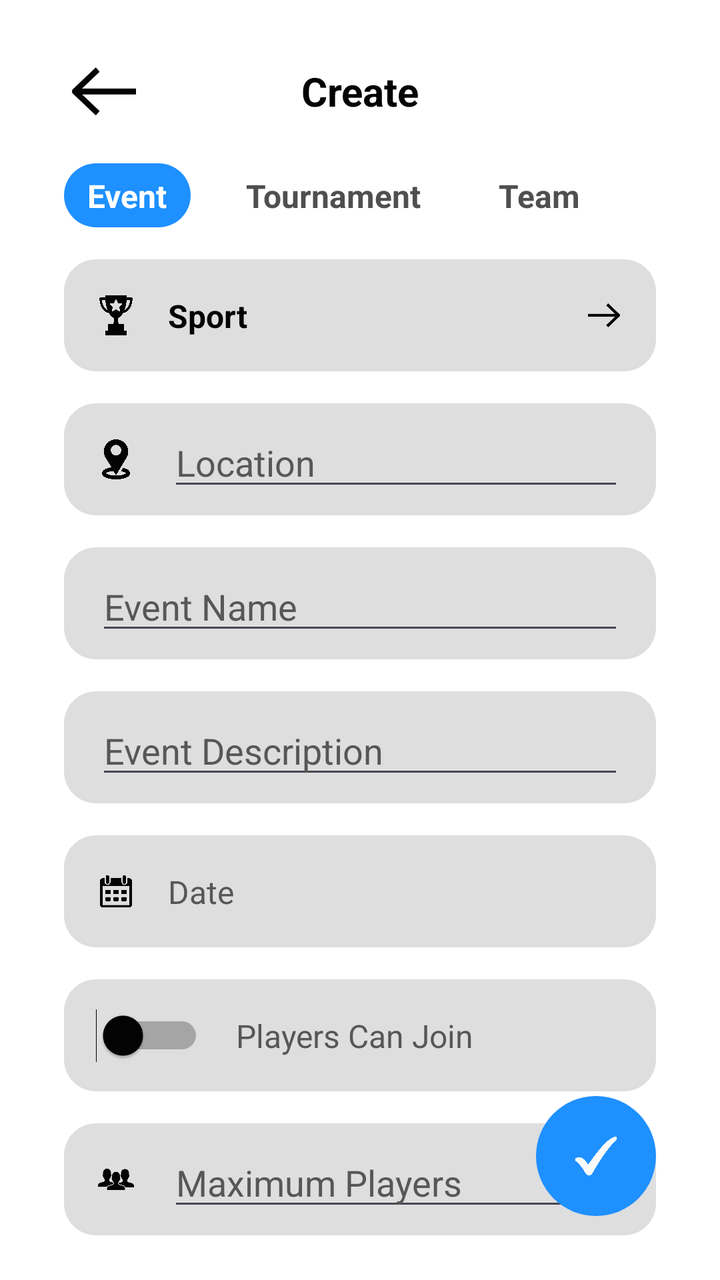
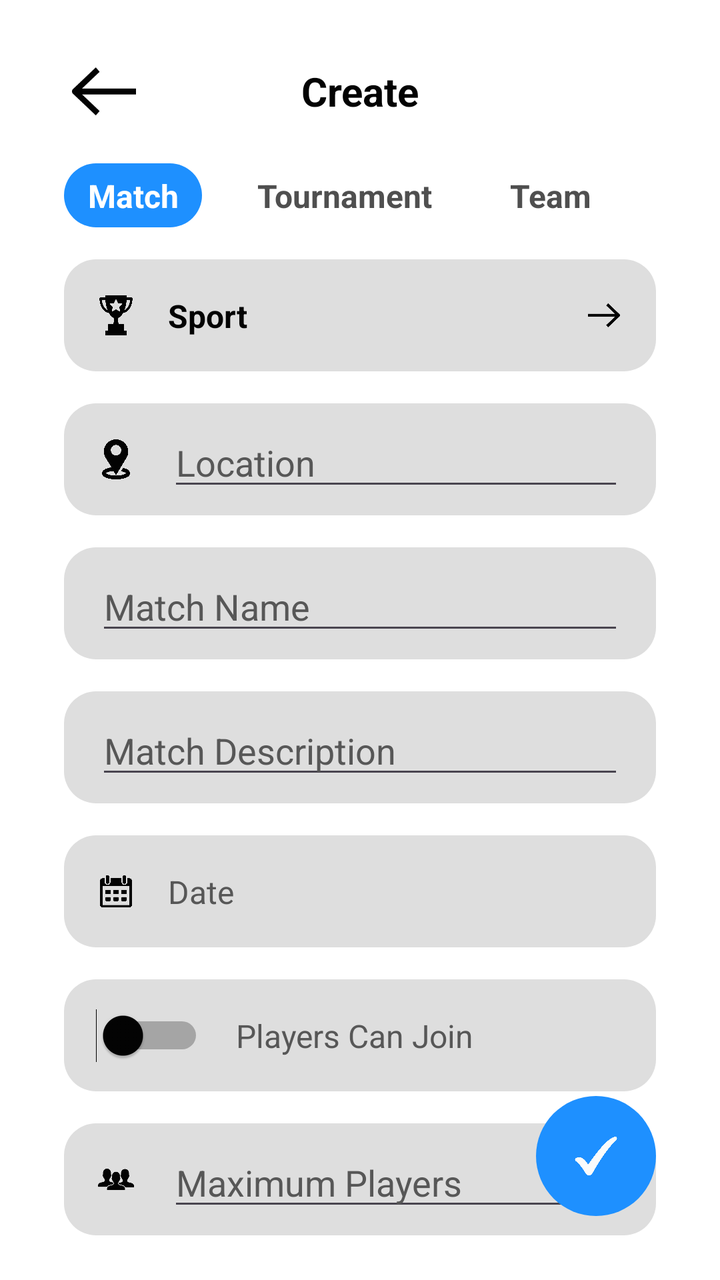

Screens rendered from an Android XML layout before and after an edit, with the pre-edit source and the edit as a unified diff.
<!-- AndroidManifest.xml: application theme Theme.TFG -->
<!-- res/layout/activity_create.xml -->
<?xml version="1.0" encoding="utf-8"?>
<androidx.constraintlayout.widget.ConstraintLayout xmlns:android="http://schemas.android.com/apk/res/android"
    xmlns:app="http://schemas.android.com/apk/res-auto"
    xmlns:tools="http://schemas.android.com/tools"
    android:id="@+id/main"
    android:layout_width="match_parent"
    android:layout_height="match_parent"
    android:background="?attr/colorPrimary"
    tools:context=".CreateActivity">

    <LinearLayout
        android:id="@+id/tournamentsTV"
        android:layout_width="wrap_content"
        android:layout_height="32dp"
        android:layout_marginStart="16dp"
        android:background="@drawable/rounded_button_black_nostroke"
        android:gravity="center"
        android:orientation="horizontal"
        android:padding="12dp"
        app:layout_constraintBottom_toBottomOf="@+id/eventTV"
        app:layout_constraintStart_toEndOf="@+id/eventTV"
        app:layout_constraintTop_toTopOf="@+id/eventTV">

        <TextView
            android:id="@+id/tournamentsTxt"
            android:layout_width="wrap_content"
            android:layout_height="wrap_content"
            android:text="Tournament"
            android:textColor="#FFFFFF"
            android:textSize="16sp"
            android:visibility="invisible" />
    </LinearLayout>

    <LinearLayout
        android:id="@+id/teamTV"
        android:layout_width="wrap_content"
        android:layout_height="32dp"
        android:layout_marginStart="16dp"
        android:background="@drawable/rounded_button_black_nostroke"
        android:gravity="center"
        android:orientation="horizontal"
        android:padding="12dp"
        app:layout_constraintBottom_toBottomOf="@+id/eventTV"
        app:layout_constraintStart_toEndOf="@+id/tournamentsTV"
        app:layout_constraintTop_toTopOf="@+id/eventTV">

        <TextView
            android:id="@+id/teamTxt"
            android:layout_width="wrap_content"
            android:layout_height="wrap_content"
            android:text="Team"
            android:textColor="#FFFFFF"
            android:textSize="16sp"
            android:visibility="invisible" />
    </LinearLayout>

    <LinearLayout
        android:id="@+id/eventTV"
        android:layout_width="wrap_content"
        android:layout_height="32dp"
        android:layout_marginStart="32dp"
        android:layout_marginTop="16dp"
        android:background="@drawable/rounded_button"
        android:gravity="center"
        android:orientation="horizontal"
        android:padding="12dp"
        app:layout_constraintStart_toStartOf="parent"
        app:layout_constraintTop_toBottomOf="@+id/arrow1">

        <TextView
            android:id="@+id/eventTxt"
            android:layout_width="wrap_content"
            android:layout_height="wrap_content"
            android:text="Event"
            android:textColor="#FFFFFF"
            android:textSize="16sp"
            android:visibility="invisible" />
    </LinearLayout>

    <TextView
        android:id="@+id/homeText"
        android:layout_width="wrap_content"
        android:layout_height="wrap_content"
        android:layout_marginTop="32dp"
        android:text="Create"
        android:textColor="?attr/colorContrast"
        android:textSize="20sp"
        android:textStyle="bold"
        app:layout_constraintEnd_toEndOf="parent"
        app:layout_constraintStart_toStartOf="parent"
        app:layout_constraintTop_toTopOf="parent" />

    <LinearLayout
        android:id="@+id/sportButton"
        android:layout_width="0dp"
        android:layout_height="56dp"
        android:layout_marginStart="32dp"
        android:layout_marginTop="16dp"
        android:layout_marginEnd="32dp"
        android:background="@drawable/rounded_button_grey"
        android:gravity="center"
        android:orientation="horizontal"
        android:padding="12dp"
        app:layout_constraintEnd_toEndOf="parent"
        app:layout_constraintStart_toStartOf="parent"
        app:layout_constraintTop_toBottomOf="@+id/eventTV">

    </LinearLayout>

    <ImageView
        android:id="@+id/sportIcon"
        android:layout_width="20dp"
        android:layout_height="20dp"
        android:layout_marginStart="16dp"
        android:tint="?attr/colorContrast"
        app:layout_constraintBottom_toBottomOf="@+id/sportButton"
        app:layout_constraintStart_toStartOf="@+id/sportButton"
        app:layout_constraintTop_toTopOf="@+id/sportButton"
        app:srcCompat="@drawable/trophyicon" />

    <TextView
        android:id="@+id/sportText"
        android:layout_width="0dp"
        android:layout_height="wrap_content"
        android:layout_marginStart="16dp"
        android:layout_marginEnd="16dp"
        android:text="Sport"
        android:textColor="?attr/colorContrast"
        android:textSize="16sp"
        android:textStyle="bold"
        app:layout_constraintBottom_toBottomOf="@+id/sportIcon"
        app:layout_constraintEnd_toStartOf="@+id/arrow2"
        app:layout_constraintStart_toEndOf="@+id/sportIcon"
        app:layout_constraintTop_toTopOf="@+id/sportIcon" />

    <ImageView
        android:id="@+id/arrow2"
        android:layout_width="20dp"
        android:layout_height="20dp"
        android:layout_marginEnd="16dp"
        android:tint="?attr/colorContrast"
        app:layout_constraintBottom_toBottomOf="@+id/sportButton"
        app:layout_constraintEnd_toEndOf="@+id/sportButton"
        app:layout_constraintTop_toTopOf="@+id/sportButton"
        app:srcCompat="@drawable/arrow" />

    <androidx.constraintlayout.widget.ConstraintLayout
        android:id="@+id/teamCL"
        android:layout_width="0dp"
        android:layout_height="0dp"
        android:layout_marginTop="16dp"
        android:visibility="gone"
        app:layout_constraintBottom_toBottomOf="parent"
        app:layout_constraintEnd_toEndOf="parent"
        app:layout_constraintStart_toStartOf="parent"
        app:layout_constraintTop_toBottomOf="@+id/sportButton">

        <LinearLayout
            android:id="@+id/nameButton"
            android:layout_width="0dp"
            android:layout_height="56dp"
            android:layout_marginStart="32dp"
            android:layout_marginEnd="32dp"
            android:background="@drawable/rounded_button_grey"
            android:gravity="center"
            android:orientation="horizontal"
            android:padding="12dp"
            app:layout_constraintEnd_toEndOf="parent"
            app:layout_constraintStart_toStartOf="parent"
            app:layout_constraintTop_toTopOf="parent">

        </LinearLayout>

        <LinearLayout
            android:id="@+id/maxPlayersButton2"
            android:layout_width="0dp"
            android:layout_height="56dp"
            android:layout_marginStart="32dp"
            android:layout_marginTop="16dp"
            android:layout_marginEnd="32dp"
            android:background="@drawable/rounded_button_grey"
            android:gravity="center"
            android:orientation="horizontal"
            android:padding="12dp"
            app:layout_constraintEnd_toEndOf="parent"
            app:layout_constraintStart_toStartOf="parent"
            app:layout_constraintTop_toBottomOf="@+id/nameButton">

        </LinearLayout>

        <EditText
            android:id="@+id/nameText"
            android:layout_width="0dp"
            android:layout_height="wrap_content"
            android:layout_marginStart="16dp"
            android:layout_marginEnd="16dp"
            android:hint="Event Name"
            android:textColor="?attr/colorTextSecondary"
            android:textColorHint="?attr/colorTextSecondary"
            android:textStyle="normal"
            app:layout_constraintBottom_toBottomOf="@+id/nameButton"
            app:layout_constraintEnd_toEndOf="@+id/nameButton"
            app:layout_constraintStart_toStartOf="@+id/nameButton"
            app:layout_constraintTop_toTopOf="@+id/nameButton" />

        <ImageView
            android:id="@+id/calendarBtn2"
            android:layout_width="20dp"
            android:layout_height="20dp"
            android:layout_marginStart="16dp"
            app:layout_constraintBottom_toBottomOf="@+id/maxPlayersButton2"
            app:layout_constraintStart_toStartOf="@+id/maxPlayersButton2"
            app:layout_constraintTop_toTopOf="@+id/maxPlayersButton2"
            app:srcCompat="@drawable/playersicon"
            app:tint="?attr/colorContrast" />

        <EditText
            android:id="@+id/maxPlayers"
            android:layout_width="0dp"
            android:layout_height="wrap_content"
            android:layout_marginStart="16dp"
            android:layout_marginEnd="16dp"
            android:ems="10"
            android:hint="Players"
            android:inputType="number"
            android:textColor="?attr/colorTextSecondary"
            android:textColorHint="?attr/colorTextSecondary"
            app:layout_constraintBottom_toBottomOf="@+id/maxPlayersButton2"
            app:layout_constraintEnd_toEndOf="@+id/maxPlayersButton2"
            app:layout_constraintStart_toEndOf="@+id/calendarBtn2"
            app:layout_constraintTop_toTopOf="@+id/maxPlayersButton2" />
    </androidx.constraintlayout.widget.ConstraintLayout>

    <ScrollView
        android:id="@+id/eventSV"
        android:layout_width="match_parent"
        android:layout_height="0dp"
        app:layout_constraintBottom_toBottomOf="parent"
        app:layout_constraintEnd_toEndOf="parent"
        app:layout_constraintStart_toStartOf="parent"
        app:layout_constraintTop_toBottomOf="@+id/sportButton">

        <androidx.constraintlayout.widget.ConstraintLayout
            android:id="@+id/eventCL"
            android:layout_width="match_parent"
            android:layout_height="wrap_content"
            android:visibility="visible">

            <LinearLayout
                android:id="@+id/locationButton"
                android:layout_width="0dp"
                android:layout_height="56dp"
                android:layout_marginStart="32dp"
                android:layout_marginTop="16dp"
                android:layout_marginEnd="32dp"
                android:background="@drawable/rounded_button_grey"
                android:gravity="center"
                android:orientation="horizontal"
                android:padding="12dp"
                android:visibility="visible"
                app:layout_constraintEnd_toEndOf="parent"
                app:layout_constraintStart_toStartOf="parent"
                app:layout_constraintTop_toTopOf="parent">

            </LinearLayout>

            <EditText
                android:id="@+id/location"
                android:layout_width="0dp"
                android:layout_height="wrap_content"
                android:layout_marginStart="16dp"
                android:layout_marginEnd="16dp"
                android:hint="Location"
                android:textColor="?attr/colorTextSecondary"
                android:textColorHint="?attr/colorTextSecondary"
                android:textStyle="normal"
                app:layout_constraintBottom_toBottomOf="@+id/locationButton"
                app:layout_constraintEnd_toEndOf="@+id/locationButton"
                app:layout_constraintStart_toEndOf="@+id/locationIcon"
                app:layout_constraintTop_toTopOf="@+id/locationButton" />

            <LinearLayout
                android:id="@+id/nameButton"
                android:layout_width="0dp"
                android:layout_height="56dp"
                android:layout_marginStart="32dp"
                android:layout_marginTop="16dp"
                android:layout_marginEnd="32dp"
                android:background="@drawable/rounded_button_grey"
                android:gravity="center"
                android:orientation="horizontal"
                android:padding="12dp"
                app:layout_constraintEnd_toEndOf="parent"
                app:layout_constraintStart_toStartOf="parent"
                app:layout_constraintTop_toBottomOf="@+id/locationButton">

            </LinearLayout>

            <LinearLayout
                android:id="@+id/descriptionButton"
                android:layout_width="0dp"
                android:layout_height="56dp"
                android:layout_marginStart="32dp"
                android:layout_marginTop="16dp"
                android:layout_marginEnd="32dp"
                android:background="@drawable/rounded_button_grey"
                android:gravity="center"
                android:orientation="horizontal"
                android:padding="12dp"
                app:layout_constraintEnd_toEndOf="parent"
                app:layout_constraintStart_toStartOf="parent"
                app:layout_constraintTop_toBottomOf="@+id/nameButton">

            </LinearLayout>

            <LinearLayout
                android:id="@+id/dateButton"
                android:layout_width="0dp"
                android:layout_height="56dp"
                android:layout_marginStart="32dp"
                android:layout_marginTop="16dp"
                android:layout_marginEnd="32dp"
                android:background="@drawable/rounded_button_grey"
                android:gravity="center"
                android:orientation="horizontal"
                android:padding="12dp"
                app:layout_constraintEnd_toEndOf="parent"
                app:layout_constraintStart_toStartOf="parent"
                app:layout_constraintTop_toBottomOf="@+id/descriptionButton">

            </LinearLayout>

            <LinearLayout
                android:id="@+id/maxPlayersButton"
                android:layout_width="0dp"
                android:layout_height="56dp"
                android:layout_marginStart="32dp"
                android:layout_marginTop="16dp"
                android:layout_marginEnd="32dp"
                android:background="@drawable/rounded_button_grey"
                android:gravity="center"
                android:orientation="horizontal"
                android:padding="12dp"
                app:layout_constraintEnd_toEndOf="parent"
                app:layout_constraintStart_toStartOf="parent"
                app:layout_constraintTop_toBottomOf="@+id/matchTypeButton">

            </LinearLayout>

            <LinearLayout
                android:id="@+id/matchTypeButton"
                android:layout_width="0dp"
                android:layout_height="56dp"
                android:layout_marginStart="32dp"
                android:layout_marginTop="16dp"
                android:layout_marginEnd="32dp"
                android:background="@drawable/rounded_button_grey"
                android:gravity="center"
                android:orientation="horizontal"
                android:padding="12dp"
                app:layout_constraintEnd_toEndOf="parent"
                app:layout_constraintStart_toStartOf="parent"
                app:layout_constraintTop_toBottomOf="@+id/dateButton">

            </LinearLayout>

            <ImageView
                android:id="@+id/locationIcon"
                android:layout_width="20dp"
                android:layout_height="20dp"
                android:layout_marginStart="16dp"
                android:tint="?attr/colorContrast"
                app:layout_constraintBottom_toBottomOf="@+id/locationButton"
                app:layout_constraintStart_toStartOf="@+id/locationButton"
                app:layout_constraintTop_toTopOf="@+id/locationButton"
                app:srcCompat="@drawable/locationicon" />

            <LinearLayout
                android:id="@+id/chooseTeamButton"
                android:layout_width="0dp"
                android:layout_height="56dp"
                android:layout_marginStart="32dp"
                android:layout_marginTop="16dp"
                android:layout_marginEnd="32dp"
                android:background="@drawable/rounded_button_grey"
                android:gravity="center"
                android:orientation="horizontal"
                android:padding="12dp"
                android:visibility="gone"
                app:layout_constraintEnd_toEndOf="parent"
                app:layout_constraintStart_toStartOf="parent"
                app:layout_constraintTop_toBottomOf="@+id/maxPlayersButton">

            </LinearLayout>

            <TextView
                android:id="@+id/teamText"
                android:layout_width="0dp"
                android:layout_height="wrap_content"
                android:layout_marginStart="16dp"
                android:layout_marginEnd="16dp"
                android:text="Team"
                android:textColor="?attr/colorContrast"
                android:textSize="16sp"
                android:textStyle="bold"
                android:visibility="gone"
                app:layout_constraintBottom_toBottomOf="@+id/chooseTeamButton"
                app:layout_constraintEnd_toStartOf="@+id/arrowv2"
                app:layout_constraintStart_toStartOf="@+id/chooseTeamButton"
                app:layout_constraintTop_toTopOf="@+id/chooseTeamButton" />

            <Switch
                android:id="@+id/switch2"
                android:layout_width="wrap_content"
                android:layout_height="wrap_content"
                android:layout_marginStart="16dp"
                android:thumbTint="@color/switch_thumb"
                android:trackTint="@color/switch_track"
                app:layout_constraintBottom_toBottomOf="@+id/matchTypeButton"
                app:layout_constraintStart_toStartOf="@+id/matchTypeButton"
                app:layout_constraintTop_toTopOf="@+id/matchTypeButton"
                tools:checked="false"
                tools:ignore="UseSwitchCompatOrMaterialXml" />

            <EditText
                android:id="@+id/nameText2"
                android:layout_width="0dp"
                android:layout_height="wrap_content"
                android:layout_marginStart="16dp"
                android:layout_marginEnd="16dp"
                android:hint="Event Name"
                android:textColor="?attr/colorTextSecondary"
                android:textColorHint="?attr/colorTextSecondary"
                android:textStyle="normal"
                app:layout_constraintBottom_toBottomOf="@+id/nameButton"
                app:layout_constraintEnd_toEndOf="@+id/nameButton"
                app:layout_constraintStart_toStartOf="@+id/nameButton"
                app:layout_constraintTop_toTopOf="@+id/nameButton" />

            <EditText
                android:id="@+id/descriptionText"
                android:layout_width="0dp"
                android:layout_height="wrap_content"
                android:layout_marginStart="16dp"
                android:layout_marginEnd="16dp"
                android:hint="Event Description"
                android:textColor="?attr/colorTextSecondary"
                android:textColorHint="?attr/colorTextSecondary"
                android:textStyle="normal"
                app:layout_constraintBottom_toBottomOf="@+id/descriptionButton"
                app:layout_constraintEnd_toEndOf="@+id/descriptionButton"
                app:layout_constraintStart_toStartOf="@+id/descriptionButton"
                app:layout_constraintTop_toTopOf="@+id/descriptionButton" />

            <ImageView
                android:id="@+id/calendarBtn"
                android:layout_width="20dp"
                android:layout_height="20dp"
                android:layout_marginStart="16dp"
                app:layout_constraintBottom_toBottomOf="@+id/dateButton"
                app:layout_constraintStart_toStartOf="@+id/dateButton"
                app:layout_constraintTop_toTopOf="@+id/dateButton"
                app:srcCompat="@drawable/calendar"
                app:tint="?attr/colorContrast" />

            <TextView
                android:id="@+id/dateText"
                android:layout_width="wrap_content"
                android:layout_height="wrap_content"
                android:layout_marginStart="16dp"
                android:text="Date"
                android:textColor="?attr/colorTextSecondary"
                android:textSize="16sp"
                android:textStyle="normal"
                app:layout_constraintBottom_toBottomOf="@+id/dateButton"
                app:layout_constraintStart_toEndOf="@+id/calendarBtn"
                app:layout_constraintTop_toTopOf="@+id/dateButton" />

            <TextView
                android:id="@+id/teamOrPlayersText"
                android:layout_width="wrap_content"
                android:layout_height="wrap_content"
                android:layout_marginStart="16dp"
                android:text="Players Can Join"
                android:textColor="?attr/colorTextSecondary"
                android:textSize="16sp"
                android:textStyle="normal"
                app:layout_constraintBottom_toBottomOf="@+id/matchTypeButton"
                app:layout_constraintStart_toEndOf="@+id/switch2"
                app:layout_constraintTop_toTopOf="@+id/matchTypeButton" />

            <ImageView
                android:id="@+id/maxPlayersIcon"
                android:layout_width="20dp"
                android:layout_height="20dp"
                android:layout_marginStart="16dp"
                app:layout_constraintBottom_toBottomOf="@+id/maxPlayersButton"
                app:layout_constraintStart_toStartOf="@+id/maxPlayersButton"
                app:layout_constraintTop_toTopOf="@+id/maxPlayersButton"
                app:srcCompat="@drawable/playersicon"
                app:tint="?attr/colorContrast" />

            <EditText
                android:id="@+id/maxPlayers2"
                android:layout_width="0dp"
                android:layout_height="wrap_content"
                android:layout_marginStart="16dp"
                android:layout_marginEnd="16dp"
                android:ems="10"
                android:hint="Maximum Players"
                android:inputType="number"
                android:textColor="?attr/colorTextSecondary"
                android:textColorHint="?attr/colorTextSecondary"
                app:layout_constraintBottom_toBottomOf="@+id/maxPlayersButton"
                app:layout_constraintEnd_toEndOf="@+id/maxPlayersButton"
                app:layout_constraintStart_toEndOf="@+id/calendarBtn"
                app:layout_constraintTop_toTopOf="@+id/maxPlayersButton" />

            <ImageView
                android:id="@+id/arrowv2"
                android:layout_width="30dp"
                android:layout_height="30dp"
                android:layout_marginEnd="16dp"
                android:visibility="gone"
                app:layout_constraintBottom_toBottomOf="@+id/chooseTeamButton"
                app:layout_constraintEnd_toEndOf="@+id/chooseTeamButton"
                app:layout_constraintTop_toTopOf="@+id/chooseTeamButton"
                app:srcCompat="@drawable/arrow2" />

            <androidx.recyclerview.widget.RecyclerView
                android:id="@+id/teamsRV"
                android:layout_width="0dp"
                android:layout_height="wrap_content"
                android:layout_marginTop="8dp"
                android:visibility="gone"
                app:layout_constraintEnd_toEndOf="@+id/chooseTeamButton"
                app:layout_constraintStart_toStartOf="@+id/chooseTeamButton"
                app:layout_constraintTop_toBottomOf="@+id/chooseTeamButton" />
        </androidx.constraintlayout.widget.ConstraintLayout>
    </ScrollView>

    <TextView
        android:id="@+id/tournamentsText"
        android:layout_width="wrap_content"
        android:layout_height="wrap_content"
        android:text="Tournament"
        android:textColor="#4F4F4F"
        android:textSize="16sp"
        android:textStyle="bold"
        app:layout_constraintBottom_toBottomOf="@+id/tournamentsTV"
        app:layout_constraintEnd_toEndOf="@+id/tournamentsTV"
        app:layout_constraintStart_toStartOf="@+id/tournamentsTV"
        app:layout_constraintTop_toTopOf="@+id/tournamentsTV" />

    <TextView
        android:id="@+id/teamTextMain"
        android:layout_width="wrap_content"
        android:layout_height="wrap_content"
        android:text="Team"
        android:textColor="#4F4F4F"
        android:textSize="16sp"
        android:textStyle="bold"
        app:layout_constraintBottom_toBottomOf="@+id/tournamentsTV"
        app:layout_constraintEnd_toEndOf="@+id/teamTV"
        app:layout_constraintStart_toStartOf="@+id/teamTV"
        app:layout_constraintTop_toTopOf="@+id/tournamentsTV" />

    <TextView
        android:id="@+id/scheduledText"
        android:layout_width="wrap_content"
        android:layout_height="wrap_content"
        android:text="Event"
        android:textColor="#FFFFFF"
        android:textSize="16sp"
        android:textStyle="bold"
        app:layout_constraintBottom_toBottomOf="@+id/eventTV"
        app:layout_constraintEnd_toEndOf="@+id/eventTV"
        app:layout_constraintStart_toStartOf="@+id/eventTV"
        app:layout_constraintTop_toTopOf="@+id/eventTV" />

    <ImageView
        android:id="@+id/arrow1"
        android:layout_width="40dp"
        android:layout_height="40dp"
        android:layout_marginStart="32dp"
        android:rotation="180"
        android:textColor="?attr/colorContrast"
        android:tint="?attr/colorContrast"
        app:layout_constraintBottom_toBottomOf="@+id/homeText"
        app:layout_constraintStart_toStartOf="parent"
        app:layout_constraintTop_toTopOf="@+id/homeText"
        app:srcCompat="@drawable/arrow" />

    <ImageView
        android:id="@+id/checkBtnBg"
        android:layout_width="60dp"
        android:layout_height="60dp"
        android:layout_marginEnd="32dp"
        android:layout_marginBottom="32dp"
        app:layout_constraintBottom_toBottomOf="parent"
        app:layout_constraintEnd_toEndOf="parent"
        app:srcCompat="@drawable/blue_circle" />

    <ImageView
        android:id="@+id/checkButtonOverlay"
        android:layout_width="0dp"
        android:layout_height="0dp"
        android:layout_marginStart="16dp"
        android:layout_marginTop="16dp"
        android:layout_marginEnd="16dp"
        android:layout_marginBottom="16dp"
        app:layout_constraintBottom_toBottomOf="@+id/checkBtnBg"
        app:layout_constraintEnd_toEndOf="@+id/checkBtnBg"
        app:layout_constraintStart_toStartOf="@+id/checkBtnBg"
        app:layout_constraintTop_toTopOf="@+id/checkBtnBg"
        app:srcCompat="@drawable/check"
        app:tint="#FBFBFB" />

    <TextView
        android:id="@+id/sportBg"
        android:layout_width="0dp"
        android:layout_height="0dp"
        android:background="#991A1A1A"
        android:textStyle="bold"
        android:visibility="gone"
        app:layout_constraintBottom_toBottomOf="parent"
        app:layout_constraintEnd_toEndOf="parent"
        app:layout_constraintStart_toStartOf="parent"
        app:layout_constraintTop_toTopOf="parent" />

    <androidx.recyclerview.widget.RecyclerView
        android:id="@+id/sportsRV"
        android:layout_width="0dp"
        android:layout_height="wrap_content"
        android:layout_marginStart="32dp"
        android:layout_marginEnd="32dp"
        android:visibility="gone"
        app:layout_constraintEnd_toEndOf="parent"
        app:layout_constraintStart_toStartOf="parent"
        app:layout_constraintTop_toTopOf="@+id/sportButton" />

</androidx.constraintlayout.widget.ConstraintLayout>
<!-- resources referenced by this layout -->
<resources>
  <!-- drawable arrow: png bitmap (drawable, 1702 bytes) -->
  <!-- drawable arrow2: png bitmap (drawable, 2450 bytes) -->
  <!-- drawable blue_circle (drawable) -->
  <?xml version="1.0" encoding="utf-8"?>
  <shape xmlns:android="http://schemas.android.com/apk/res/android"
      android:shape="oval">
  
      <solid android:color="#1E90FF"/>
  
      <size
          android:width="100dp"
          android:height="100dp"/>
  
  </shape>
  <!-- drawable calendar: png bitmap (drawable, 10590 bytes) -->
  <!-- drawable check: png bitmap (drawable, 21161 bytes) -->
  <!-- drawable locationicon: png bitmap (drawable, 149905 bytes) -->
  <!-- drawable playersicon: png bitmap (drawable, 3618 bytes) -->
  <!-- drawable rounded_button (drawable) -->
  <shape xmlns:android="http://schemas.android.com/apk/res/android">
      <solid android:color="?attr/globalBlue"/>
      <corners android:radius="16dp"/>
      <padding
          android:left="16dp"
          android:right="16dp"
          android:top="10dp"
          android:bottom="10dp"/>
  </shape>
  <!-- drawable rounded_button_black_nostroke (drawable) -->
  <shape xmlns:android="http://schemas.android.com/apk/res/android">
      <solid android:color="?attr/colorPrimary"/>
      <corners android:radius="16dp"/>
      <padding
          android:left="16dp"
          android:right="16dp"
          android:top="10dp"
          android:bottom="10dp"/>
  </shape>
  <!-- drawable rounded_button_grey (drawable) -->
  <shape xmlns:android="http://schemas.android.com/apk/res/android">
      <solid android:color="?attr/colorBackground2"/>
      <corners android:radius="16dp"/>
      <padding
          android:left="16dp"
          android:right="16dp"
          android:top="10dp"
          android:bottom="10dp"/>
  </shape>
  <!-- drawable trophyicon: png bitmap (drawable, 30798 bytes) -->
  <style name="Theme.TFG" parent="Base.Theme.TFG" />
  <style name="Base.Theme.TFG" parent="Theme.Material3.DayNight.NoActionBar">
          <item name="colorPrimary">@color/mainBackgroundWhite</item>
          <item name="colorContrast">@color/mainTextWhite</item>
          <item name="colorBackground2">@color/background2White</item>
          <item name="colorTextSecondary">@color/secondTextWhite</item>
          <item name="globalBlue">@color/globalBlue</item>
      </style>
  <color name="mainBackgroundWhite">#FFFFFF</color>
  <color name="mainTextWhite">#030303</color>
  <color name="background2White">#DEDEDE</color>
  <color name="secondTextWhite">#575757</color>
  <color name="globalBlue">#1E90FF</color>
</resources>

<!-- the commit's change to res/layout/activity_create.xml (unified diff, before → after) -->
@@ -71,7 +71,7 @@
             android:id="@+id/eventTxt"
             android:layout_width="wrap_content"
             android:layout_height="wrap_content"
-            android:text="Event"
+            android:text="Match"
             android:textColor="#FFFFFF"
             android:textSize="16sp"
             android:visibility="invisible" />
@@ -428,7 +428,7 @@
                 android:layout_height="wrap_content"
                 android:layout_marginStart="16dp"
                 android:layout_marginEnd="16dp"
-                android:hint="Event Name"
+                android:hint="Match Name"
                 android:textColor="?attr/colorTextSecondary"
                 android:textColorHint="?attr/colorTextSecondary"
                 android:textStyle="normal"
@@ -443,7 +443,7 @@
                 android:layout_height="wrap_content"
                 android:layout_marginStart="16dp"
                 android:layout_marginEnd="16dp"
-                android:hint="Event Description"
+                android:hint="Match Description"
                 android:textColor="?attr/colorTextSecondary"
                 android:textColorHint="?attr/colorTextSecondary"
                 android:textStyle="normal"
@@ -569,7 +569,7 @@
         android:id="@+id/scheduledText"
         android:layout_width="wrap_content"
         android:layout_height="wrap_content"
-        android:text="Event"
+        android:text="Match"
         android:textColor="#FFFFFF"
         android:textSize="16sp"
         android:textStyle="bold"
